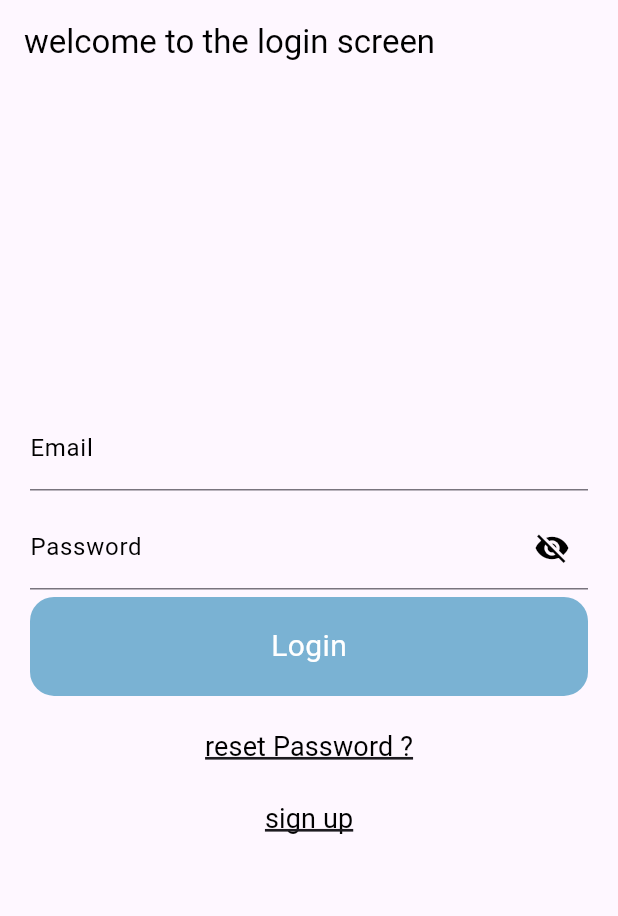
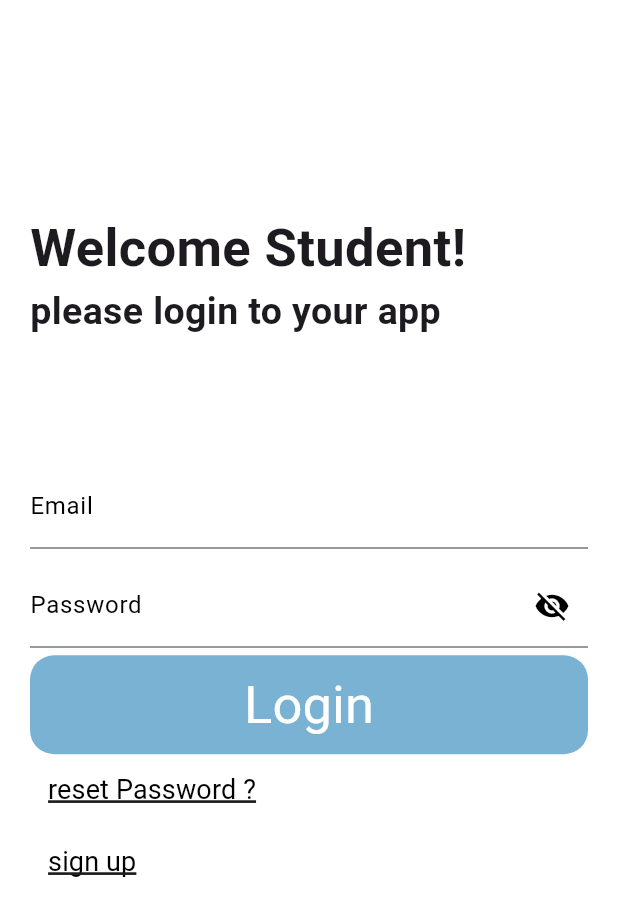
Before and after one commit to TDH9001/gradProj, a Flutter app: the screen it shows after launch, on a phone screen of 412 x 824 dp. Shown: the top 916 px of the screen. Run offline on Flutter 3.47's test engine with Material 3 defaults, Android fonts, the phone set to English and light mode, and no system bars; our stand-ins replace firebase_core, google_nav_bar, smooth_page_indicator; accounts and stored records are empty.

Commit message:
enhanced login UI

```diff
--- a/lib/constants.dart
+++ b/lib/constants.dart
@@ -5,6 +5,10 @@ import 'package:flutter/material.dart';
 const Color accent = Color(0x7AB2D3);
 const Color backGround = Colors.white;
 const Color textAndAccent = Colors.black;
+
+
+//  MediaQuery.of(context).size.height;
+
 
 class TextStyles {
   static TextStyle text = TextStyle(
--- a/lib/main.dart
+++ b/lib/main.dart
@@ -20,6 +20,19 @@ class homePage extends StatelessWidget {
   @override
   Widget build(BuildContext context) {
     return MaterialApp(
+        title: "Sci.Connect",
+        //to make light mode we need the data to be stored on the app >then depending on the setting
+        //we can make it dark or bright >> isDark?  Brightness.dark : Brightness.light
+        theme: ThemeData(
+            // theme link z
+            // textTheme: TextTheme(),
+            brightness: Brightness.light,
+            primaryColor: Colors.white, //fromARGB(255, 152, 188, 209)
+            hintColor: Color.fromARGB(199, 146, 190, 188),
+            scaffoldBackgroundColor:
+                Colors.white //fromARGB(199, 146, 190, 188),
+            ),
+        //darkTheme: ThemeData.dark(),
         routes: {
           "login": (context) => LoginScreen(),
           "resetPassScreen": (context) => ResetpasswordScreen(),
--- a/lib/screen/login_screen.dart
+++ b/lib/screen/login_screen.dart
@@ -1,6 +1,8 @@
 import 'package:flutter/material.dart';
+import 'package:flutter/widgets.dart';
 import 'package:grad_proj/constants.dart';
 import 'package:grad_proj/refactored/loginform_screen.dart';
+import 'package:grad_proj/widgets/Header_Text.dart';
 import 'package:grad_proj/widgets/singupform_screen.dart';
 import 'package:grad_proj/widgets/NavigatorTextButton.dart';
 import 'package:grad_proj/widgets/UniversalTextFormField.dart';
@@ -11,30 +13,47 @@ import 'package:grad_proj/screen/singup_screen.dart';
 class LoginScreen extends StatelessWidget {
   LoginScreen({super.key});
   static String id = "login";
+  double? _DeviceWidth;
+  double? _DeviceHeight;
+  GlobalKey<FormState> _formKey = GlobalKey<FormState>();
+
   final TextEditingController t2 = TextEditingController();
   final TextEditingController t1 = TextEditingController();
 
   @override
   Widget build(BuildContext context) {
+    _DeviceHeight = MediaQuery.of(context).size.height;
+    _DeviceWidth = MediaQuery.of(context).size.width;
     return SafeArea(
       child: Scaffold(
-        appBar: AppBar(
-          title: const Text(
-            "welcome to the login screen",
-            style: TextStyle(fontSize: 22, color: textAndAccent),
-          ),
-        ),
+        // appBar: AppBar(
+        //   title: const Text(
+        //     "welcome to the login screen",
+        //     style: TextStyle(fontSize: 22, color: textAndAccent),
+        //   ),
+        // ),
         body: Padding(
           padding: const EdgeInsets.symmetric(horizontal: 20.0),
           child: ListView(
             children: [
-              const SizedBox(height: 20),
-              const SizedBox(
-                height: 190,
+              SizedBox(height: _DeviceHeight! * 0.17),
+              TextHeader(
+                height: _DeviceHeight! * .2, //_DeviceHeight! * 24,
+                largeText: "Welcome Student!",
+                littleText: "please login to your app",
               ),
 
-              //error was located here >LoginformScreen() has a list view but was not given a size
-              //added a temporary sizebox
+              // error was located here >LoginformScreen() has a list view but was not given a size
+              // added a temporary sizebox
+
+              Form(
+                key: _formKey,
+                onChanged: () {},
+                child: Column(
+                  mainAxisAlignment: MainAxisAlignment.spaceBetween,
+                  mainAxisSize: MainAxisSize.max,
+                  crossAxisAlignment: CrossAxisAlignment.start,
+                  children: [
                     Universaltextformfield(
                       label: "Email",
                       Password: false,
@@ -45,24 +64,21 @@ class LoginScreen extends StatelessWidget {
                       Password: true,
                       controller: t2,
                     ),
-              const PrimaryButton(
+                    PrimaryButton(
                       buttontext: 'Login',
-              ),
-              const SizedBox(
-                height: 10,
+                      func: () {},
                     ),
                     //cahnged from big button to this
                     Navigatortextbutton(
                       text: "reset Password ?",
                       location: ResetpasswordScreen.id,
                     ),
-              const SizedBox(width: 5),
                     Navigatortextbutton(
                       text: "sign up",
                       location: SingupScreen.id,
                     ),
-              const SizedBox(
-                height: 10,
+                  ],
+                ),
               ),
             ],
           ),
--- a/lib/screen/resetpassword_screen.dart
+++ b/lib/screen/resetpassword_screen.dart
@@ -40,7 +40,10 @@ class ResetpasswordScreen extends StatelessWidget {
               onTap: () {
                 Navigator.pop(context);
               },
-              child: PrimaryButton(buttontext: 'Reset Password'),
+              child: PrimaryButton(
+                buttontext: 'Reset Password',
+                func: () {},
+              ),
             ),
           ],
         ),
--- /dev/null
+++ b/lib/widgets/Header_Text.dart
@@ -0,0 +1,32 @@
+import 'package:flutter/material.dart';
+
+class TextHeader extends StatelessWidget {
+  TextHeader(
+      {super.key,
+      required this.height,
+      required this.largeText,
+      required this.littleText});
+  double height;
+  String largeText;
+  String littleText;
+  @override
+  Widget build(BuildContext context) {
+    return SizedBox(
+      height: height, //* 0.24,
+      child: Center(
+        child: ListView(
+          children: [
+            Text(
+              largeText,
+              style: const TextStyle(fontSize: 35, fontWeight: FontWeight.w700),
+            ),
+            Text(
+              littleText,
+              style: const TextStyle(fontSize: 25, fontWeight: FontWeight.w700),
+            )
+          ],
+        ),
+      ),
+    );
+  }
+}
--- a/lib/widgets/UniversalTextFormField.dart
+++ b/lib/widgets/UniversalTextFormField.dart
@@ -25,6 +25,20 @@ class _MyWidgetState extends State<Universaltextformfield> {
       ),
       child: TextFormField(
         controller: widget.controller,
+        autocorrect: false,
+        //undetermidn cursor collor
+        cursorColor: Colors.white,
+        validator: (data) {
+          if (widget.label == "login") {
+            if (data == null || data.isEmpty) {
+              return "empty field";
+            } else if (!data.contains("@")) {
+              return "the email msut contain an '@' symbol";
+            } else if (data.indexOf("@") != data.lastIndexOf("@")) {
+              return "you can only contain one instance of '@' in your email";
+            }
+          } //else if() {} //and more
+        },
         obscureText: widget.Password ? widget.isObscure : false,
         decoration: InputDecoration(
             labelText: widget.label,
--- a/lib/widgets/primary_button.dart
+++ b/lib/widgets/primary_button.dart
@@ -1,22 +1,26 @@
 import 'package:flutter/material.dart';
 
 class PrimaryButton extends StatelessWidget {
-  const PrimaryButton({super.key, required this.buttontext});
+  PrimaryButton({super.key, required this.buttontext, required this.func});
   final String buttontext;
-   //PrimaryButton({required this.buttontext});
+  VoidCallback func;
+  //PrimaryButton({required this.buttontext});
 
   @override
   Widget build(BuildContext context) {
-    return Container
-      (
-      alignment: Alignment.center,
-      height: MediaQuery.of(context).size.height * 0.08,
-      width: double.infinity,
-      decoration: BoxDecoration(borderRadius: BorderRadius.circular(16),color: Color(0xff7AB2D3)),
-      child: Text(buttontext,style: TextStyle(color: Colors.white,fontSize: 20),),
-
-
-
-    );//saaaaaaaaaaaaaaaaa
+    return Container(
+      decoration: BoxDecoration(
+          borderRadius: BorderRadius.circular(16), color: Color(0xff7AB2D3)),
+      child: MaterialButton(
+        height: MediaQuery.of(context).size.height * 0.08,
+        minWidth: double.infinity,
+        onPressed: func,
+        child: Text(
+          buttontext,
+          style: const TextStyle(
+              color: Colors.white, fontSize: 35, fontWeight: FontWeight.w400),
+        ),
+      ),
+    ); //saaaaaaaaaaaaaaaaa
   }
 }
--- a/pubspec.yaml
+++ b/pubspec.yaml
@@ -48,7 +48,7 @@ dev_dependencies:
   # activated in the `analysis_options.yaml` file located at the root of your
   # package. See that file for information about deactivating specific lint
   # rules and activating additional ones.
-  flutter_lints: ^3.0.0
+  flutter_lints: ^4.0.0
 
 # For information on the generic Dart part of this file, see the
 # following page: https://dart.dev/tools/pub/pubspec
```
Also changed, not shown: pubspec.lock. Lines whose indentation alone changed are shown as unchanged.
